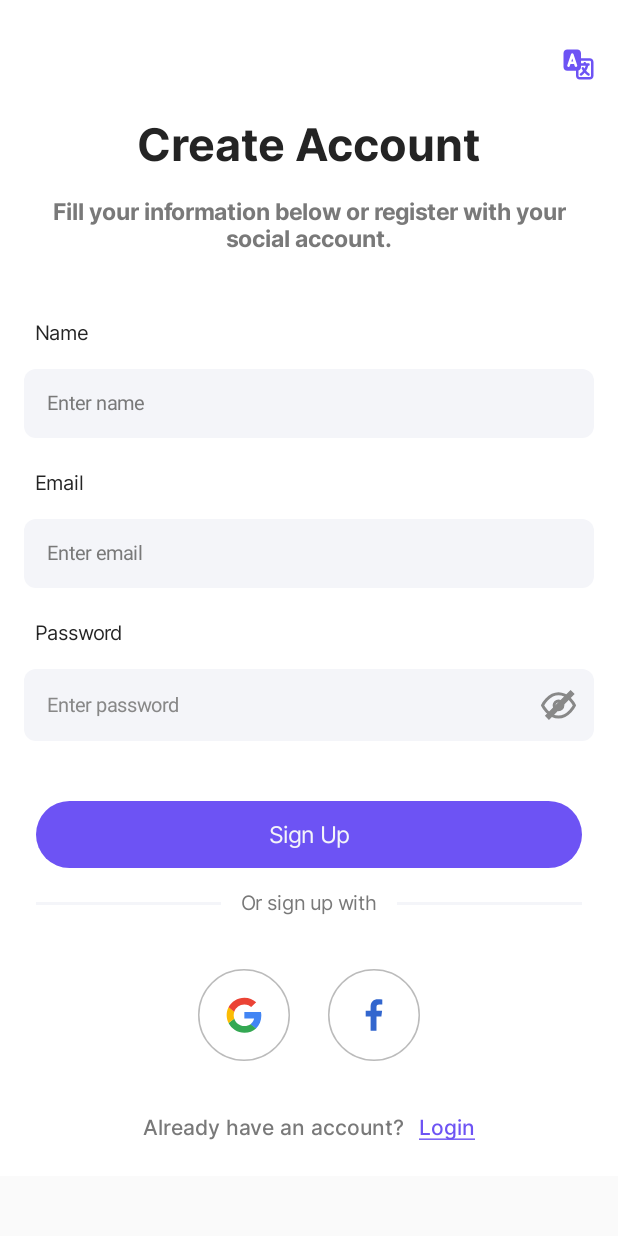
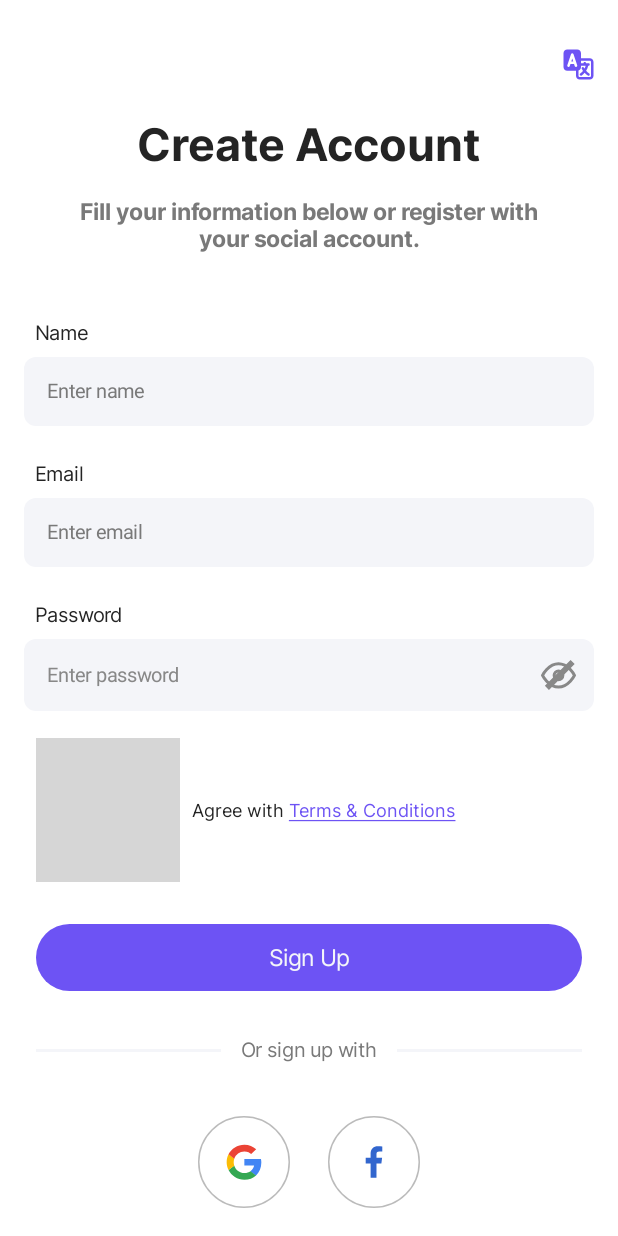
Before and after one commit to ujjwalgupta2608/dating_app_compose, an Android app built with Jetpack Compose: the signup screen opened through its navigation route, on a phone screen of 412 x 824 dp. Run offline under Robolectric (Android 15) with nearby library versions, the phone set to English and light mode, and no system bars; grey boxes are pictures that could not be loaded.

Commit message:
signup design fix

```diff
--- a/app/src/main/java/com/app/dating/navigation/AppNavigation.kt
+++ b/app/src/main/java/com/app/dating/navigation/AppNavigation.kt
@@ -5,7 +5,6 @@ import androidx.navigation.compose.NavHost
 import androidx.navigation.compose.composable
 import androidx.navigation.compose.rememberNavController
 import com.app.dating.ui.screen.LoginFlow
-import com.app.dating.ui.screen.LoginOTPScreen
 import com.app.dating.ui.screen.LoginWithMobileFlow
 import com.app.dating.ui.screen.SelectLanguageScreen
 import com.app.dating.ui.screen.SignUpScreen
@@ -40,7 +39,7 @@ fun AppNavigation(){
             LoginWithMobileFlow(navController)
         }
         composable(Routes.LoginOTP.route){
-            LoginOTPScreen()
+//            LoginOTPScreen()
         }
     }
 }
--- a/app/src/main/java/com/app/dating/ui/screen/SignUpScreen.kt
+++ b/app/src/main/java/com/app/dating/ui/screen/SignUpScreen.kt
@@ -17,6 +17,7 @@ import androidx.compose.foundation.layout.size
 import androidx.compose.foundation.rememberScrollState
 import androidx.compose.foundation.shape.RoundedCornerShape
 import androidx.compose.foundation.text.BasicTextField
+import androidx.compose.foundation.text.ClickableText
 import androidx.compose.foundation.verticalScroll
 import androidx.compose.material3.HorizontalDivider
 import androidx.compose.material3.Icon
@@ -32,7 +33,10 @@ import androidx.compose.ui.Modifier
 import androidx.compose.ui.draw.clip
 import androidx.compose.ui.graphics.Color
 import androidx.compose.ui.res.painterResource
+import androidx.compose.ui.res.stringResource
+import androidx.compose.ui.text.SpanStyle
 import androidx.compose.ui.text.TextStyle
+import androidx.compose.ui.text.buildAnnotatedString
 import androidx.compose.ui.text.font.FontWeight
 import androidx.compose.ui.text.input.PasswordVisualTransformation
 import androidx.compose.ui.text.input.VisualTransformation
@@ -53,24 +57,25 @@ import com.app.dating.ui.theme.Theme
 import com.app.dating.ui.theme.White
 import com.app.dating.ui.theme.WhiteWhisper
 
-/*class Main : ComponentActivity() {
-    override fun onCreate(savedInstanceState: Bundle?) {
-        super.onCreate(savedInstanceState)
-        enableEdgeToEdge()
-        setContent {
-            SignUpScreen()
+//class SignupActivity : ComponentActivity() {
+//    override fun onCreate(savedInstanceState: Bundle?) {
+//        super.onCreate(savedInstanceState)
+//        enableEdgeToEdge()
+//        setContent {
+//            SignUpScreen()
+//
+//        }
+//    }
+//}
 
-        }
-    }
-}*/
-
+@Preview
 @Composable
 fun SignUpScreen(navController: NavHostController) {
     Column(
         Modifier
-            .verticalScroll(rememberScrollState())
             .fillMaxSize()
-            .background(White),
+            .background(White)
+            .verticalScroll(rememberScrollState()),
     ) {
         Box(
             modifier = Modifier
@@ -96,7 +101,7 @@ fun SignUpScreen(navController: NavHostController) {
         Text(
             text = "Fill your information below or register with your social account.",
             modifier = Modifier
-                .padding(13.dp, 17.dp, 13.dp, 0.dp).fillMaxWidth(),
+                .padding(52.dp, 17.dp, 52.dp, 0.dp).fillMaxWidth(),
             textAlign = TextAlign.Center,
             fontSize = 15.sp,
             fontFamily = Inter,
@@ -114,7 +119,7 @@ fun SignUpScreen(navController: NavHostController) {
         CustomNameTextField()
         Text(
             text = "Email",
-            modifier = Modifier.padding(23.dp, 6.dp, 0.dp, 0.dp),
+            modifier = Modifier.padding(23.dp, 24.dp, 0.dp, 0.dp),
             fontSize = 13.sp,
             fontFamily = Inter,
             fontWeight = FontWeight.Normal,
@@ -123,17 +128,28 @@ fun SignUpScreen(navController: NavHostController) {
         CustomEmailTextField()
         Text(
             text = "Password",
-            modifier = Modifier.padding(23.dp, 6.dp, 0.dp, 0.dp),
+            modifier = Modifier.padding(23.dp, 24.dp, 0.dp, 0.dp),
             fontSize = 13.sp,
             fontFamily = Inter,
             fontWeight = FontWeight.Normal,
             color = BlackMineShaft
         )
         CustomPasswordTextField()
+        Row(modifier = Modifier.padding(start = 24.dp, end = 24.dp, top = 18.dp),
+            verticalAlignment = Alignment.CenterVertically){
+            Image(painter = painterResource(R.drawable.unchecked_box),
+                contentDescription = "agree checkbox")
+            TermsAndConditionsText(
+                onTermsClick = {
+                    println("Terms & Conditions Clicked!")
+                    // You can navigate to a Terms & Conditions screen or show a dialog
+                }
+            )
+        }
 
         Box(
             modifier = Modifier
-                .padding(24.dp, 24.dp, 24.dp, 0.dp)
+                .padding(24.dp, 28.dp, 24.dp, 0.dp)
                 .fillMaxWidth()
                 .clip(RoundedCornerShape(24.dp)) // Apply rounded corners
                 .background(Theme) // Background color
@@ -154,7 +170,7 @@ fun SignUpScreen(navController: NavHostController) {
             )
         }
 
-        Row(modifier = Modifier.padding(24.dp, 15.dp, 24.dp, 0.dp)) {
+        Row(modifier = Modifier.padding(24.dp, 31.dp, 24.dp, 0.dp)) {
             HorizontalDivider(
                 color = WhiteWhisper,
                 thickness = 2.dp,
@@ -213,11 +229,11 @@ fun SignUpScreen(navController: NavHostController) {
                 fontFamily = Inter,
                 fontWeight = FontWeight.Medium,
                 modifier = Modifier.padding(start = 10.dp)
-                    .clickable {
-                        navController.navigate(Routes.Login.route) {
-                        popUpTo(Routes.Login.route) { inclusive = true } // Clear all fragments in the back stack
-                    }
-                }
+//                    .clickable {
+//                        navController.navigate(Routes.Login.route) {
+//                        popUpTo(Routes.Login.route) { inclusive = true } // Clear all fragments in the back stack
+//                    }
+//                }
                 ,
                 textDecoration = TextDecoration.Underline
             )
@@ -233,7 +249,7 @@ fun CustomPasswordTextField() {
     Box(
         modifier = Modifier
             .fillMaxWidth()
-            .padding(16.dp)
+            .padding(start = 16.dp, end = 16.dp, top = 8.dp)
             .background(
                 color = WhiteWhisper, shape = RoundedCornerShape(8.dp)
             )
@@ -281,7 +297,7 @@ fun CustomNameTextField() {
     Box(
         modifier = Modifier
             .fillMaxWidth()
-            .padding(16.dp)
+            .padding(start = 16.dp, end = 16.dp, top = 8.dp)
             .background(
                 color = WhiteWhisper, shape = RoundedCornerShape(8.dp)
             )
@@ -316,7 +332,7 @@ fun CustomEmailTextField() {
     Box(
         modifier = Modifier
             .fillMaxWidth()
-            .padding(16.dp)
+            .padding(start = 16.dp, end = 16.dp, top = 8.dp)
             .background(
                 color = WhiteWhisper, shape = RoundedCornerShape(8.dp)
             )
@@ -343,3 +359,47 @@ fun CustomEmailTextField() {
         }
     }
 }
+@Composable
+fun TermsAndConditionsText(
+    onTermsClick: () -> Unit
+) {
+    val annotatedText = buildAnnotatedString {
+        val fullText = stringResource(id = R.string.agree_with_terms)
+        val termsStart = fullText.indexOf("Terms & Conditions") // Finds the phrase dynamically
+        val termsEnd = termsStart + "Terms & Conditions".length
+
+        append(fullText)
+
+        // Apply color and underline to "Terms & Conditions"
+        addStyle(
+            style = SpanStyle(
+                color = Color(0xFF6D53F4), // Custom color
+                textDecoration = TextDecoration.Underline
+            ),
+            start = termsStart,
+            end = termsEnd
+        )
+
+        // Make "Terms & Conditions" clickable
+        addStringAnnotation(
+            tag = "TERMS",
+            annotation = "terms_clicked",
+            start = termsStart,
+            end = termsEnd
+        )
+    }
+
+    ClickableText(
+        text = annotatedText,
+        style = TextStyle(
+            fontFamily = Inter,
+            fontSize = 12.sp,
+            color = Color(0xFF242424) // Default text color
+        ),
+        modifier = Modifier.padding(start = 8.dp),
+        onClick = { offset ->
+            annotatedText.getStringAnnotations(tag = "TERMS", start = offset, end = offset)
+                .firstOrNull()?.let { onTermsClick() }
+        }
+    )
+}
--- a/app/src/main/res/values/strings.xml
+++ b/app/src/main/res/values/strings.xml
@@ -1,3 +1,4 @@
 <resources>
     <string name="app_name">DatingCompose</string>
+    <string name="agree_with_terms"><![CDATA[Agree with Terms & Conditions]]></string>
 </resources>
```
Also changed, not shown: app/src/main/java/com/app/dating/ui/screen/LoginOTPScreen.kt (+13 -7 lines).
